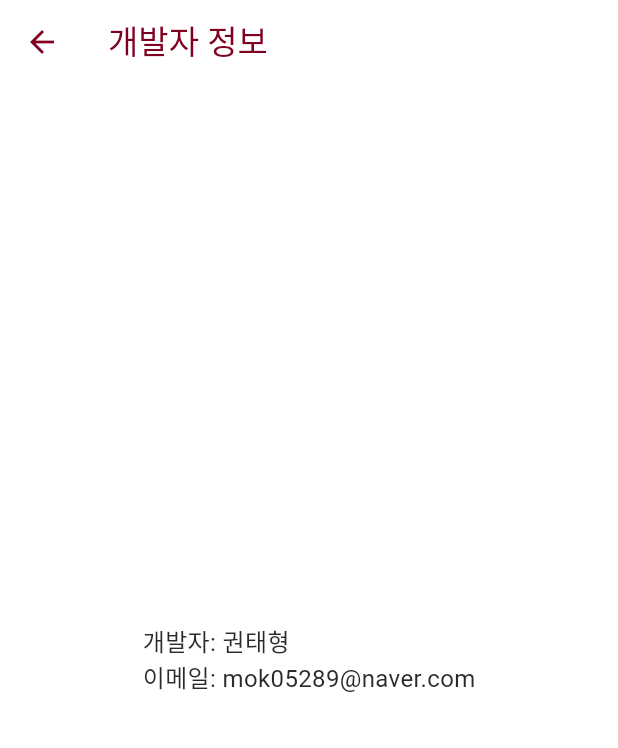
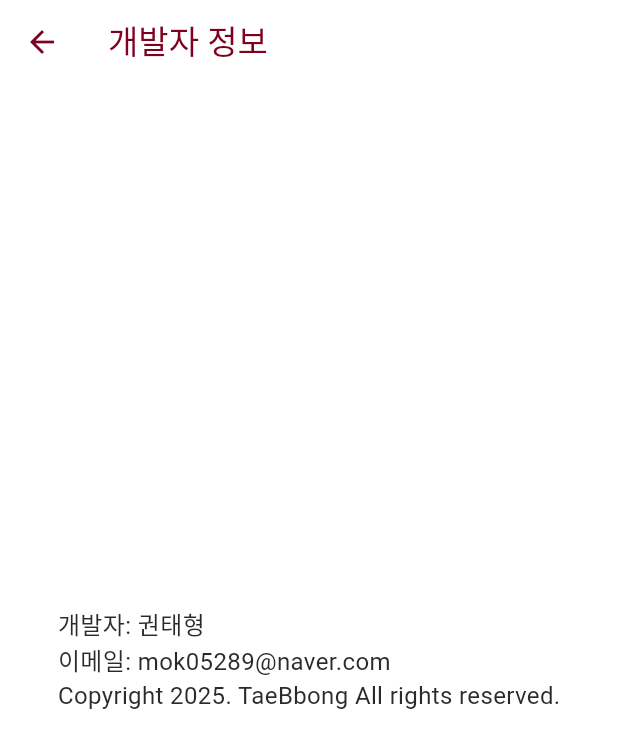
Before and after one commit to TaeBbong/chungmo-app, a Flutter app: the DeveloperInfoPage screen opened by its route, on a phone screen of 412 x 824 dp. Shown: the top 748 px of the screen. Run offline on Flutter 3.47's test engine with Material 3 defaults, Android fonts, the phone set to English and light mode, and no system bars; our stand-ins replace dio, flutter_local_notifications, freezed_annotation, get, get_it, injectable and 6 more; missing offline and left inert: dotlottie_loader, murmur3; accounts and stored records are empty.

Commit message:
chore: add copyright

```diff
--- a/lib/presentation/pages/abouts/developer_info_page.dart
+++ b/lib/presentation/pages/abouts/developer_info_page.dart
@@ -7,7 +7,9 @@ class DeveloperInfoPage extends StatelessWidget {
   Widget build(BuildContext context) {
     return Scaffold(
       appBar: AppBar(title: const Text('개발자 정보')),
-      body: const Center(child: Text('개발자: 권태형\n이메일: mok05289@naver.com')),
+      body: const Center(
+          child: Text(
+              '개발자: 권태형\n이메일: mok05289@naver.com\nCopyright 2025. TaeBbong All rights reserved.')),
     );
   }
 }
```
